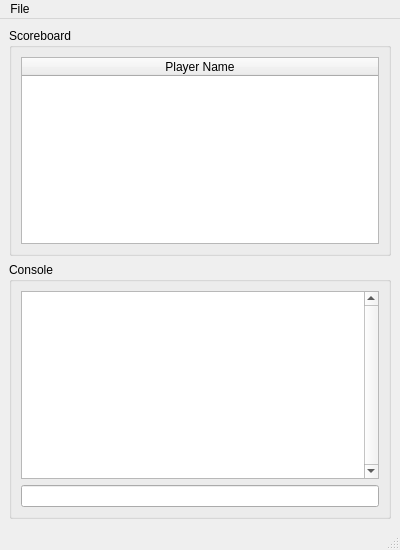
First picture: the form in src/gui/remoteconsole.ui, repository Destroyerrrocket/doomseeker-unofficial, before the edit.
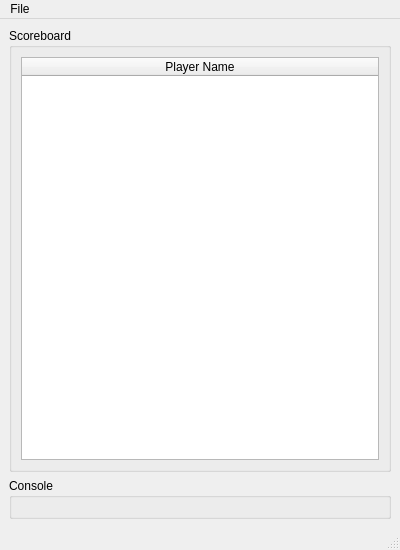
Second picture: the form after the edit.

Commit message: - Made the console part of the remote console a widget so it can be reused. - Added a way to identify if a plugin has remote console support.

The edit to the form file:
```diff
--- a/src/gui/remoteconsole.ui
+++ b/src/gui/remoteconsole.ui
@@ -67,31 +67,11 @@
      </widget>
     </item>
     <item>
-     <widget class="QGroupBox" name="groupBox_2">
+     <widget class="QGroupBox" name="console">
       <property name="title">
        <string>Console</string>
       </property>
-      <layout class="QVBoxLayout" name="verticalLayout_3">
-       <item>
-        <widget class="QPlainTextEdit" name="console">
-         <property name="verticalScrollBarPolicy">
-          <enum>Qt::ScrollBarAlwaysOn</enum>
-         </property>
-         <property name="undoRedoEnabled">
-          <bool>false</bool>
-         </property>
-         <property name="readOnly">
-          <bool>true</bool>
-         </property>
-         <property name="plainText">
-          <string notr="true"/>
-         </property>
-        </widget>
-       </item>
-       <item>
-        <widget class="QLineEdit" name="consoleInput"/>
-       </item>
-      </layout>
+      <layout class="QVBoxLayout" name="verticalLayout_3"/>
      </widget>
     </item>
    </layout>
```
Left out of the diff: 9 changed lines with no effect on the pictures. The commit also changes 9 other files.
